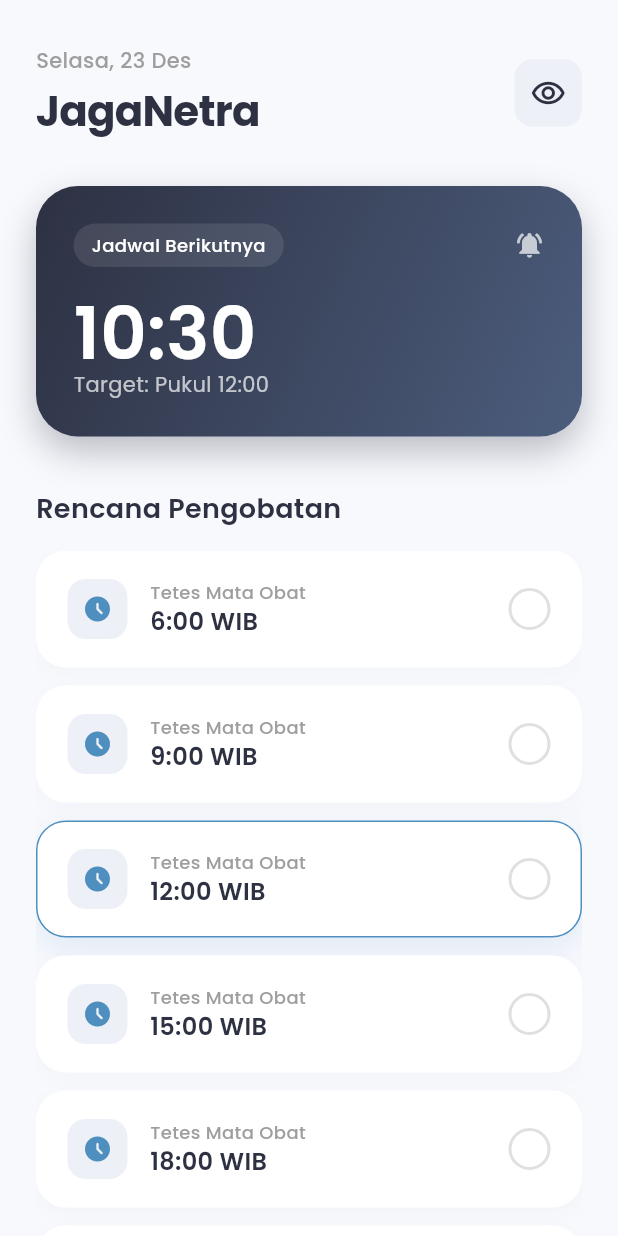
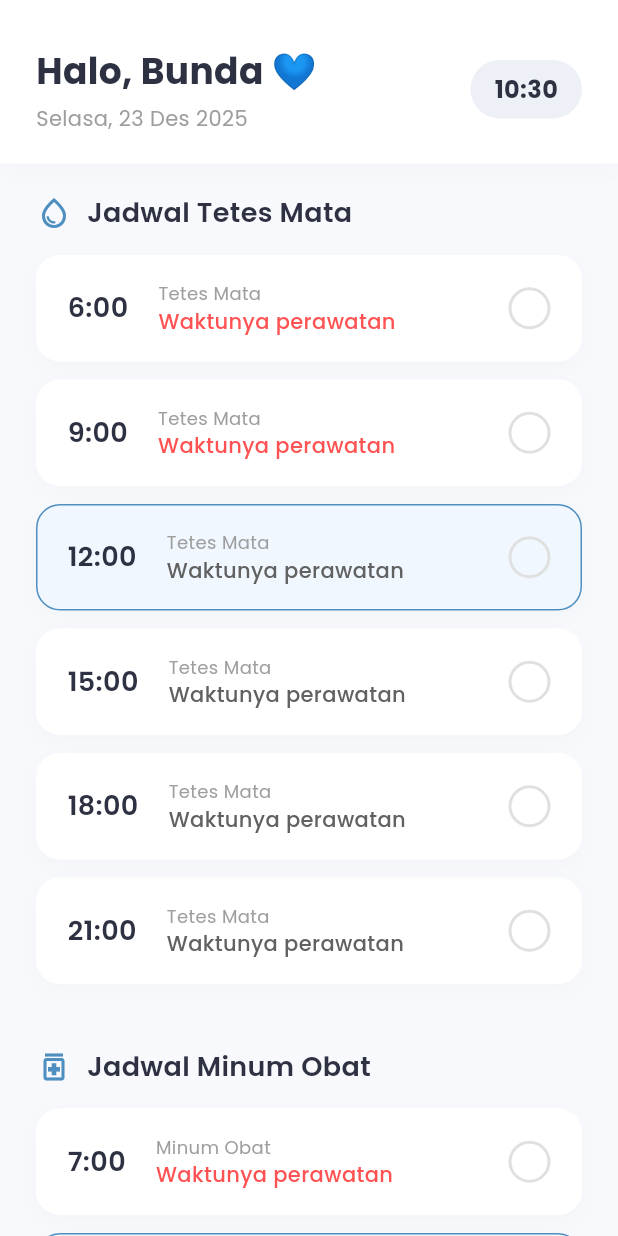
Before and after one commit to RaafiStudent/JagaNetra, a Flutter app: the screen it shows after launch, on a phone screen of 412 x 824 dp. Run offline on Flutter 3.47's test engine with Material 3 defaults, Android fonts, the light colour scheme and no system bars; our stand-ins replace flutter_local_notifications, google_fonts, shared_preferences, timezone.

Commit message:
Add Medicine Reminder feature and split UI into two sections

```diff
--- a/lib/main.dart
+++ b/lib/main.dart
@@ -2,7 +2,7 @@ import 'package:flutter/material.dart';
 import 'package:google_fonts/google_fonts.dart';
 import 'package:intl/intl.dart';
 import 'package:intl/date_symbol_data_local.dart';
-import 'package:shared_preferences/shared_preferences.dart'; // Import Memori
+import 'package:shared_preferences/shared_preferences.dart';
 import 'dart:async';
 import 'services/notification_service.dart';
 
@@ -10,7 +10,8 @@ void main() async {
   WidgetsFlutterBinding.ensureInitialized();
   await initializeDateFormatting('id_ID', null);
   await NotificationService().initNotification();
-  await NotificationService().scheduleEyeDropReminders();
+  // Kita jadwalkan ulang nanti saat fitur edit jam sudah jadi
+  // await NotificationService().scheduleEyeDropReminders();
 
   runApp(const JagaNetraApp());
 }
@@ -21,7 +22,7 @@ class JagaNetraApp extends StatelessWidget {
   @override
   Widget build(BuildContext context) {
     return MaterialApp(
-      title: 'JagaNetra',
+      title: 'Mata Bunda', // Update nama sesuai dokumen
       debugShowCheckedModeBanner: false,
       theme: ThemeData(
         useMaterial3: true,
@@ -49,43 +50,57 @@ class _HomePageState extends State<HomePage> {
   String _timeString = "";
   late Timer _timer;
 
-  // Data Logic
-  Set<int> completedSchedules = {};
-  final List<int> scheduleHours = [6, 9, 12, 15, 18, 21];
-  final String _storageKey = 'completed_schedules';
-  final String _dateKey = 'last_date_opened';
+  // --- DATABASE SEMENTARA ---
+  // Data Tetes Mata
+  Set<int> doneEyeDrops = {};
+  final List<int> scheduleEyeDrops = [6, 9, 12, 15, 18, 21]; // 6x Sehari
+
+  // Data Minum Obat (BARU)
+  Set<int> doneMedicine = {};
+  final List<int> scheduleMedicine = [7, 13, 19]; // 3x Sehari (Pagi, Siang, Malam)
+
+  // Keys untuk Penyimpanan
+  final String _keyEyeDrops = 'done_eyedrops';
+  final String _keyMedicine = 'done_medicine';
+  final String _keyDate = 'last_date_opened';
 
   @override
   void initState() {
     super.initState();
     _timeString = _formatTime(DateTime.now());
     _timer = Timer.periodic(const Duration(seconds: 1), (Timer t) => _getTime());
-
-    // Panggil fungsi muat data saat aplikasi dibuka
     _loadData();
   }
 
-  // --- LOGIC PENYIMPANAN DATA PINTAR ---
+  // --- LOGIC PENYIMPANAN PINTAR (DUAL MODE) ---
   Future<void> _loadData() async {
     final prefs = await SharedPreferences.getInstance();
 
-    // 1. Cek Tanggal Terakhir dibuka
-    String lastDate = prefs.getString(_dateKey) ?? "";
+    String lastDate = prefs.getString(_keyDate) ?? "";
     String todayDate = DateFormat('yyyy-MM-dd').format(DateTime.now());
 
-    // 2. Jika hari sudah berganti, RESET semua data
+    // Auto Reset jika ganti hari
     if (lastDate != todayDate) {
-      await prefs.setString(_dateKey, todayDate);
-      await prefs.setStringList(_storageKey, []); // Kosongkan list
+      await prefs.setString(_keyDate, todayDate);
+      await prefs.setStringList(_keyEyeDrops, []);
+      await prefs.setStringList(_keyMedicine, []);
       setState(() {
-        completedSchedules = {};
+        doneEyeDrops = {};
+        doneMedicine = {};
       });
     } else {
-      // 3. Jika hari masih sama, muat data yang tersimpan
-      List<String>? savedList = prefs.getStringList(_storageKey);
-      if (savedList != null) {
+      // Load Data Tetes Mata
+      List<String>? savedEye = prefs.getStringList(_keyEyeDrops);
+      if (savedEye != null) {
         setState(() {
-          completedSchedules = savedList.map((e) => int.parse(e)).toSet();
+          doneEyeDrops = savedEye.map((e) => int.parse(e)).toSet();
+        });
+      }
+      // Load Data Minum Obat
+      List<String>? savedMed = prefs.getStringList(_keyMedicine);
+      if (savedMed != null) {
+        setState(() {
+          doneMedicine = savedMed.map((e) => int.parse(e)).toSet();
         });
       }
     }
@@ -93,13 +108,17 @@ class _HomePageState extends State<HomePage> {
 
   Future<void> _saveData() async {
     final prefs = await SharedPreferences.getInstance();
-    // Simpan list angka jam sebagai List<String>
-    List<String> stringList = completedSchedules.map((e) => e.toString()).toList();
-    await prefs.setStringList(_storageKey, stringList);
 
-    // Update tanggal hari ini juga untuk memastikan
+    // Simpan Tetes Mata
+    List<String> listEye = doneEyeDrops.map((e) => e.toString()).toList();
+    await prefs.setStringList(_keyEyeDrops, listEye);
+
+    // Simpan Minum Obat
+    List<String> listMed = doneMedicine.map((e) => e.toString()).toList();
+    await prefs.setStringList(_keyMedicine, listMed);
+
     String todayDate = DateFormat('yyyy-MM-dd').format(DateTime.now());
-    await prefs.setString(_dateKey, todayDate);
+    await prefs.setString(_keyDate, todayDate);
   }
   // -------------------------------------
 
@@ -107,9 +126,8 @@ class _HomePageState extends State<HomePage> {
     final DateTime now = DateTime.now();
     final String formattedDateTime = _formatTime(now);
 
-    // Logic tambahan: Cek reset otomatis tepat jam 00:00 saat aplikasi terbuka
-    if (formattedDateTime == "00:00" && completedSchedules.isNotEmpty) {
-      _loadData(); // Trigger reset
+    if (formattedDateTime == "00:00" && (doneEyeDrops.isNotEmpty || doneMedicine.isNotEmpty)) {
+      _loadData(); // Trigger reset jam 12 malam
     }
 
     if (mounted) {
@@ -123,15 +141,25 @@ class _HomePageState extends State<HomePage> {
     return DateFormat('HH:mm').format(dateTime);
   }
 
-  void _toggleSchedule(int hour) {
+  void _toggleEyeDrop(int hour) {
     setState(() {
-      if (completedSchedules.contains(hour)) {
-        completedSchedules.remove(hour);
+      if (doneEyeDrops.contains(hour)) {
+        doneEyeDrops.remove(hour);
       } else {
-        completedSchedules.add(hour);
+        doneEyeDrops.add(hour);
       }
     });
-    // Simpan data setiap kali ada perubahan
+    _saveData();
+  }
+
+  void _toggleMedicine(int hour) {
+    setState(() {
+      if (doneMedicine.contains(hour)) {
+        doneMedicine.remove(hour);
+      } else {
+        doneMedicine.add(hour);
+      }
+    });
     _saveData();
   }
 
@@ -143,255 +171,219 @@ class _HomePageState extends State<HomePage> {
 
   @override
   Widget build(BuildContext context) {
-    int nextSchedule = scheduleHours.firstWhere(
-      (h) => h > DateTime.now().hour,
-      orElse: () => scheduleHours[0],
-    );
-
     return Scaffold(
       body: SafeArea(
-        child: Padding(
-          padding: const EdgeInsets.symmetric(horizontal: 24.0),
-          child: Column(
-            crossAxisAlignment: CrossAxisAlignment.start,
-            children: [
-              const SizedBox(height: 30),
+        child: Column(
+          children: [
+            // --- HEADER TETAP DI ATAS ---
+            _buildHeader(),
 
-              // --- HEADER CLEAN & MODERN ---
-              Row(
-                mainAxisAlignment: MainAxisAlignment.spaceBetween,
+            // --- KONTEN SCROLLABLE ---
+            Expanded(
+              child: ListView(
+                physics: const BouncingScrollPhysics(),
+                padding: const EdgeInsets.symmetric(horizontal: 24, vertical: 20),
                 children: [
-                  Column(
-                    crossAxisAlignment: CrossAxisAlignment.start,
-                    children: [
-                      Text(
-                        DateFormat('EEEE, d MMM', 'id_ID').format(DateTime.now()),
-                        style: GoogleFonts.poppins(
-                          color: Colors.grey[500],
-                          fontSize: 14,
-                          fontWeight: FontWeight.w500,
-                        ),
-                      ),
-                      const SizedBox(height: 4),
-                      Text(
-                        "JagaNetra",
-                        style: GoogleFonts.poppins(
-                          color: const Color(0xFF2D3142), // Dark Slate
-                          fontSize: 28,
-                          fontWeight: FontWeight.w700,
-                          letterSpacing: -0.5,
-                        ),
-                      ),
-                    ],
-                  ),
-                  Container(
-                    width: 45,
-                    height: 45,
-                    decoration: BoxDecoration(
-                      color: const Color(0xFFEDF1F7),
-                      borderRadius: BorderRadius.circular(12),
-                    ),
-                    child: const Icon(
-                      Icons.remove_red_eye_outlined,
-                      color: Color(0xFF2D3142),
-                    ),
-                  ),
+                  // BAGIAN 1: TETES MATA
+                  _buildSectionTitle("Jadwal Tetes Mata", Icons.water_drop_outlined),
+                  const SizedBox(height: 15),
+                  ...scheduleEyeDrops.map((hour) => _buildTaskTile(
+                    hour: hour,
+                    isDone: doneEyeDrops.contains(hour),
+                    onTap: () => _toggleEyeDrop(hour),
+                    type: "Tetes Mata"
+                  )).toList(),
+
+                  const SizedBox(height: 30),
+
+                  // BAGIAN 2: MINUM OBAT (BARU)
+                  _buildSectionTitle("Jadwal Minum Obat", Icons.medication_outlined),
+                  const SizedBox(height: 15),
+                  ...scheduleMedicine.map((hour) => _buildTaskTile(
+                    hour: hour,
+                    isDone: doneMedicine.contains(hour),
+                    onTap: () => _toggleMedicine(hour),
+                    type: "Minum Obat"
+                  )).toList(),
+
+                  const SizedBox(height: 50), // Spasi bawah
                 ],
               ),
-
-              const SizedBox(height: 30),
-
-              // --- HERO CARD (GLASSY BLUE) ---
-              Container(
-                width: double.infinity,
-                padding: const EdgeInsets.all(25),
-                decoration: BoxDecoration(
-                  gradient: const LinearGradient(
-                    colors: [
-                      Color(0xFF2D3142), // Dark Navy
-                      Color(0xFF4C5D7D), // Lighter Navy
-                    ],
-                    begin: Alignment.topLeft,
-                    end: Alignment.bottomRight,
-                  ),
-                  borderRadius: BorderRadius.circular(28),
-                  boxShadow: [
-                    BoxShadow(
-                      color: const Color(0xFF2D3142).withOpacity(0.3),
-                      blurRadius: 20,
-                      offset: const Offset(0, 10),
-                    ),
-                  ],
-                ),
-                child: Column(
-                  crossAxisAlignment: CrossAxisAlignment.start,
-                  children: [
-                    Row(
-                      mainAxisAlignment: MainAxisAlignment.spaceBetween,
-                      children: [
-                        Container(
-                          padding: const EdgeInsets.symmetric(horizontal: 12, vertical: 6),
-                          decoration: BoxDecoration(
-                            color: Colors.white.withOpacity(0.1),
-                            borderRadius: BorderRadius.circular(20),
-                          ),
-                          child: Text(
-                            "Jadwal Berikutnya",
-                            style: GoogleFonts.poppins(
-                              color: Colors.white,
-                              fontSize: 12,
-                              fontWeight: FontWeight.w500,
-                            ),
-                          ),
-                        ),
-                        const Icon(Icons.notifications_active, color: Colors.white70, size: 20),
-                      ],
-                    ),
-                    const SizedBox(height: 20),
-                    Text(
-                      _timeString,
-                      style: GoogleFonts.poppins(
-                        color: Colors.white,
-                        fontSize: 48,
-                        fontWeight: FontWeight.w600,
-                        height: 1,
-                      ),
-                    ),
-                    Text(
-                      "Target: Pukul $nextSchedule:00",
-                      style: GoogleFonts.poppins(
-                        color: Colors.white70,
-                        fontSize: 14,
-                      ),
-                    ),
-                  ],
-                ),
-              ),
-
-              const SizedBox(height: 35),
-
-              Text(
-                "Rencana Pengobatan",
-                style: GoogleFonts.poppins(
-                  color: const Color(0xFF2D3142),
-                  fontSize: 18,
-                  fontWeight: FontWeight.w600,
-                ),
-              ),
-              const SizedBox(height: 15),
-
-              // --- SCROLLABLE LIST ---
-              Expanded(
-                child: ListView.separated(
-                  physics: const BouncingScrollPhysics(),
-                  itemCount: scheduleHours.length,
-                  separatorBuilder: (context, index) => const SizedBox(height: 12),
-                  itemBuilder: (context, index) {
-                    final hour = scheduleHours[index];
-                    return _buildModernTaskTile(hour);
-                  },
-                ),
-              ),
-            ],
-          ),
+            ),
+          ],
         ),
       ),
     );
   }
 
-  Widget _buildModernTaskTile(int hour) {
-    bool isCompleted = completedSchedules.contains(hour);
+  Widget _buildHeader() {
+    return Container(
+      padding: const EdgeInsets.fromLTRB(24, 30, 24, 20),
+      decoration: BoxDecoration(
+        color: Colors.white,
+        boxShadow: [
+          BoxShadow(
+            color: Colors.grey.withOpacity(0.05),
+            blurRadius: 10,
+            offset: const Offset(0, 5),
+          ),
+        ],
+      ),
+      child: Row(
+        mainAxisAlignment: MainAxisAlignment.spaceBetween,
+        children: [
+          Column(
+            crossAxisAlignment: CrossAxisAlignment.start,
+            children: [
+              Text(
+                "Halo, Bunda 💙", // Sesuai Request
+                style: GoogleFonts.poppins(
+                  color: const Color(0xFF2D3142),
+                  fontSize: 24,
+                  fontWeight: FontWeight.bold,
+                ),
+              ),
+              const SizedBox(height: 4),
+              Text(
+                DateFormat('EEEE, d MMM yyyy', 'id_ID').format(DateTime.now()),
+                style: GoogleFonts.poppins(
+                  color: Colors.grey[500],
+                  fontSize: 14,
+                ),
+              ),
+            ],
+          ),
+          Container(
+            padding: const EdgeInsets.symmetric(horizontal: 16, vertical: 8),
+            decoration: BoxDecoration(
+              color: const Color(0xFFEDF1F7),
+              borderRadius: BorderRadius.circular(20),
+            ),
+            child: Text(
+              _timeString,
+              style: GoogleFonts.poppins(
+                color: const Color(0xFF2D3142),
+                fontWeight: FontWeight.bold,
+                fontSize: 16,
+              ),
+            ),
+          ),
+        ],
+      ),
+    );
+  }
+
+  Widget _buildSectionTitle(String title, IconData icon) {
+    return Row(
+      children: [
+        Icon(icon, color: const Color(0xFF4F8FC0), size: 24),
+        const SizedBox(width: 10),
+        Text(
+          title,
+          style: GoogleFonts.poppins(
+            color: const Color(0xFF2D3142),
+            fontSize: 18,
+            fontWeight: FontWeight.w600,
+          ),
+        ),
+      ],
+    );
+  }
+
+  Widget _buildTaskTile({
+    required int hour,
+    required bool isDone,
+    required VoidCallback onTap,
+    required String type,
+  }) {
     bool isPassed = DateTime.now().hour >= hour;
-    bool isNext = !isPassed && !isCompleted &&
-        (hour == scheduleHours.firstWhere((h) => h > DateTime.now().hour, orElse: () => 24));
+    // Logic highlight: Jika belum lewat jamnya, belum selesai, dan jam terdekat
+    bool isNext = !isPassed && !isDone &&
+        (hour == scheduleEyeDrops.firstWhere((h) => h > DateTime.now().hour, orElse: () => 99) ||
+         hour == scheduleMedicine.firstWhere((h) => h > DateTime.now().hour, orElse: () => 99));
 
-    Color textColor = isCompleted ? Colors.grey : const Color(0xFF2D3142);
+    // Warna status
     Color cardColor = Colors.white;
+    Color iconColor = const Color(0xFF4F8FC0); // Biru Mata Bunda
 
-    if (isNext) {
-      cardColor = Colors.white;
+    if (isDone) {
+      iconColor = Colors.grey;
+    } else if (isNext) {
+      // Highlight tugas berikutnya
+      cardColor = const Color(0xFFF0F7FF); // Biru sangat muda
     }
 
     return GestureDetector(
-      onTap: () => _toggleSchedule(hour),
+      onTap: onTap,
       child: AnimatedContainer(
         duration: const Duration(milliseconds: 200),
-        padding: const EdgeInsets.symmetric(horizontal: 20, vertical: 18),
+        margin: const EdgeInsets.only(bottom: 12),
+        padding: const EdgeInsets.symmetric(horizontal: 20, vertical: 16),
         decoration: BoxDecoration(
           color: cardColor,
-          borderRadius: BorderRadius.circular(20),
+          borderRadius: BorderRadius.circular(16),
+          border: isNext
+            ? Border.all(color: const Color(0xFF4F8FC0), width: 1)
+            : Border.all(color: Colors.transparent),
           boxShadow: [
-            if (isNext)
-              BoxShadow(
-                color: const Color(0xFF4F8FC0).withOpacity(0.15),
-                blurRadius: 20,
-                offset: const Offset(0, 8),
-              )
-            else
-              BoxShadow(
+             BoxShadow(
                 color: Colors.grey.withOpacity(0.05),
                 blurRadius: 10,
                 offset: const Offset(0, 4),
               ),
           ],
-          border: isNext
-            ? Border.all(color: const Color(0xFF4F8FC0), width: 1)
-            : Border.all(color: Colors.transparent),
         ),
         child: Row(
           children: [
-            Container(
-              padding: const EdgeInsets.all(10),
-              decoration: BoxDecoration(
-                color: isCompleted ? Colors.grey[100] : const Color(0xFFEDF1F7),
-                borderRadius: BorderRadius.circular(12),
-              ),
-              child: Icon(
-                Icons.access_time_filled_rounded,
-                size: 20,
-                color: isCompleted ? Colors.grey : const Color(0xFF4F8FC0),
+            // Jam
+            Text(
+              "$hour:00",
+              style: GoogleFonts.poppins(
+                fontSize: 18,
+                fontWeight: FontWeight.w600,
+                color: isDone ? Colors.grey : const Color(0xFF2D3142),
               ),
             ),
-            const SizedBox(width: 15),
+            const SizedBox(width: 20),
 
+            // Info
             Expanded(
               child: Column(
                 crossAxisAlignment: CrossAxisAlignment.start,
                 children: [
                   Text(
-                    "Tetes Mata Obat",
+                    type,
                     style: GoogleFonts.poppins(
                       fontSize: 12,
                       color: Colors.grey[500],
-                      fontWeight: FontWeight.w500,
                     ),
                   ),
                   Text(
-                    "$hour:00 WIB",
+                    isDone ? "Sudah selesai" : "Waktunya perawatan",
                     style: GoogleFonts.poppins(
-                      fontSize: 16,
-                      fontWeight: FontWeight.w600,
-                      color: textColor,
-                      decoration: isCompleted ? TextDecoration.lineThrough : null,
+                      fontSize: 14,
+                      fontWeight: FontWeight.w500,
+                      color: isDone ? Colors.green : (isPassed ? Colors.redAccent : Colors.grey[700]),
                     ),
                   ),
                 ],
               ),
             ),
 
+            // Checkbox
             AnimatedContainer(
               duration: const Duration(milliseconds: 300),
               width: 28,
               height: 28,
               decoration: BoxDecoration(
-                color: isCompleted ? const Color(0xFF4CAF50) : Colors.transparent,
+                color: isDone ? const Color(0xFF4CAF50) : Colors.transparent,
                 shape: BoxShape.circle,
                 border: Border.all(
-                  color: isCompleted ? Colors.transparent : Colors.grey[300]!,
+                  color: isDone ? Colors.transparent : Colors.grey[300]!,
                   width: 2,
                 ),
               ),
-              child: isCompleted
+              child: isDone
                 ? const Icon(Icons.check, size: 16, color: Colors.white)
                 : null,
             ),
```
